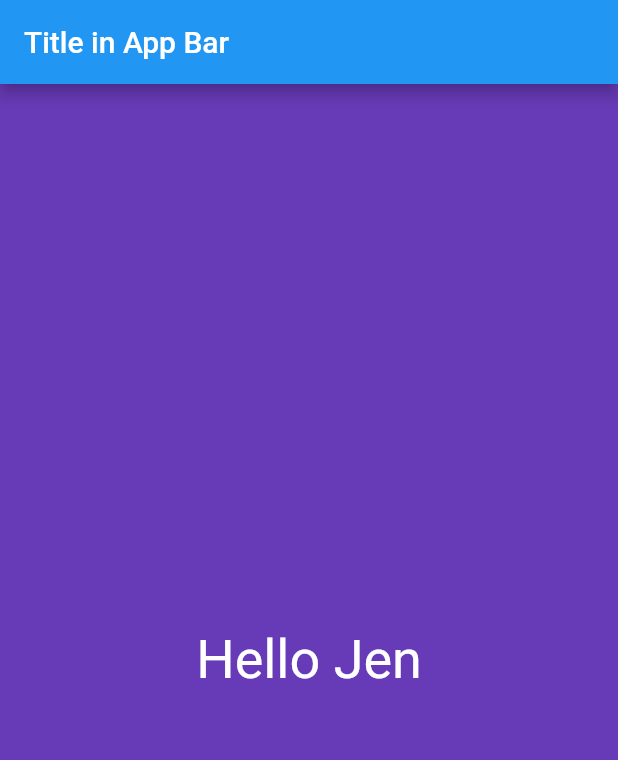
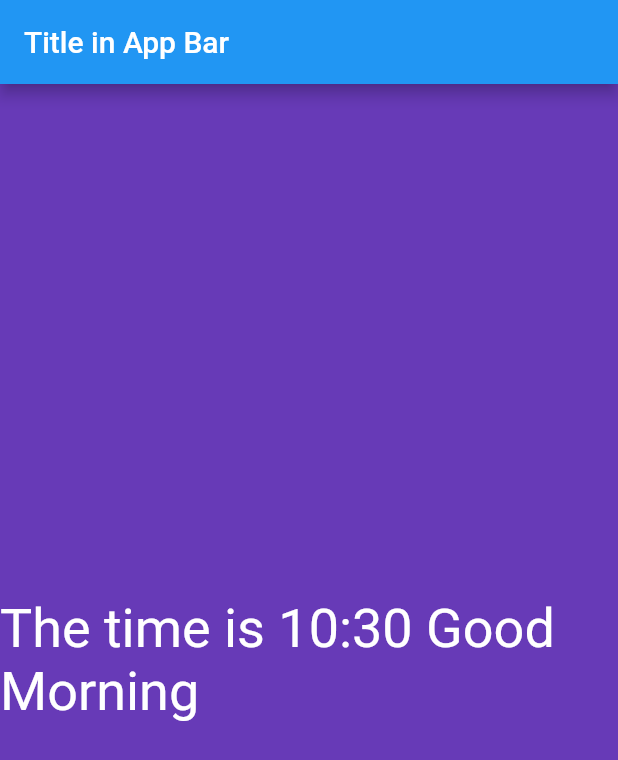
Before and after one commit to apnoble/flutter_tutorial, a Flutter app: the screen it shows after launch, on a phone screen of 412 x 824 dp. Shown: the top 760 px of the screen. Run offline on Flutter 3.47's test engine with Material 2 defaults, Android fonts, the phone set to English and light mode, and no system bars.

Commit message:
add custom message based on the time and make app print out formatted date

```diff
--- a/lib/main.dart
+++ b/lib/main.dart
@@ -7,13 +7,16 @@ class HelloFlutterApp extends StatelessWidget {
   @override
   Widget build(BuildContext context) {
     return  MaterialApp(
+      debugShowCheckedModeBanner: false,
       title: "Hello Flutter App",
       home: Scaffold(
         appBar: AppBar(
           title: Text("Title in App Bar"),
+
         ),
         body: Home()
       ),
+
     );
   }
 }
--- a/lib/screens/home.dart
+++ b/lib/screens/home.dart
@@ -7,11 +7,26 @@ class Home extends StatelessWidget {
           color: Colors.deepPurple,
           child: Center(
             child: Text(
-              "Hello Jen",
+              sayHello(),
               textDirection: TextDirection.ltr,
               style: TextStyle(color: Colors.white, fontSize: 36.0),
             ),
           ),
         );
   }
+  String sayHello() {
+    String hello;
+    DateTime now = new DateTime.now();
+    int hour = now.hour;
+    if (hour < 12) {
+      hello = "Good Morning";
+    }
+    else if (hour < 18 ) {
+      hello = "Good Afternoon";
+    }
+    else {
+      hello = "Good Night";
+    }
+    return "The time is " + now.hour.toString() + ":"+ now.minute.toString().padLeft(2,'0')+" "+hello;
+  }
 }
```
